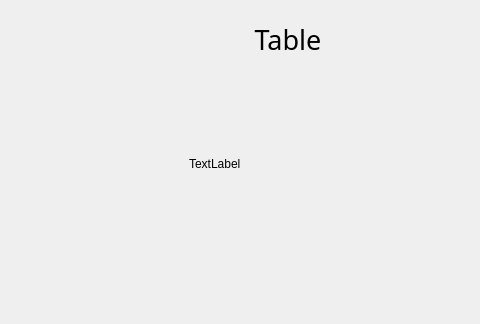
This is STAGE4/periodiCpp/forms/mainmenu.ui in demirciAhmet/periodiCpp as Qt 5 draws it before an edit; both pictures show x 0 to 480 and y 0 to 324 of the 800 by 600 pixel window. The edited form follows.
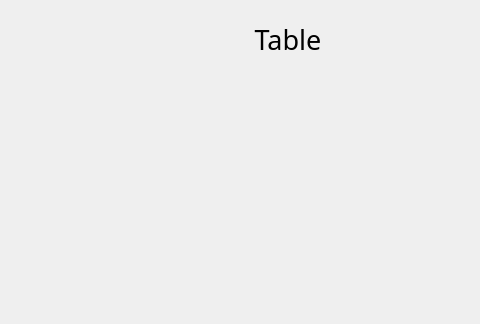
This is the edited form.

What changed in the file:
```diff
--- a/STAGE4/periodiCpp/forms/mainmenu.ui
+++ b/STAGE4/periodiCpp/forms/mainmenu.ui
@@ -181,21 +181,7 @@
          <number>0</number>
         </property>
         <item row="0" column="0">
-         <widget class="QWidget" name="TableSection" native="true">
-          <widget class="QLabel" name="label_2">
-           <property name="geometry">
-            <rect>
-             <x>180</x>
-             <y>80</y>
-             <width>66</width>
-             <height>18</height>
-            </rect>
-           </property>
-           <property name="text">
-            <string>TextLabel</string>
-           </property>
-          </widget>
-         </widget>
+         <widget class="QWidget" name="TableSection" native="true"/>
         </item>
        </layout>
       </widget>
```
